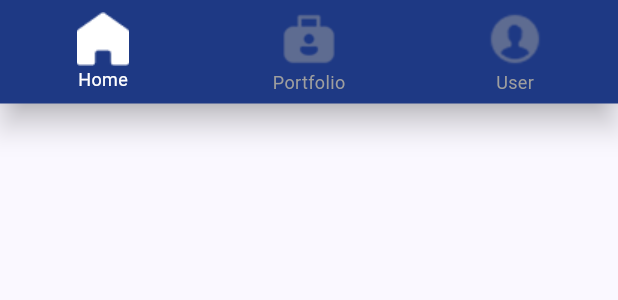
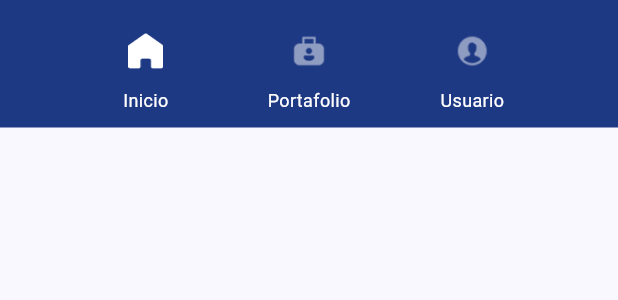
Before and after one commit to migguelarb1/FISIPRACTICA-GRUPO4, a Flutter app: the Footer widget shown alone on an empty page, opened directly, on a phone screen of 412 x 824 dp. Shown: the top 300 px of the screen. Run offline on Flutter 3.47's test engine with Material 3 defaults, Android fonts, the phone set to English and light mode, and no system bars.

Commit message:
Implementar arquitectura feature-first

```diff
--- /dev/null
+++ b/lib/app/constants/constants.dart
@@ -0,0 +1,12 @@
+import 'package:flutter/material.dart';
+
+class AppColors {
+  static const Color primary = Color(0xFF1E3984);
+  static const Color secondary = Color(0xFFDBE2F6);
+  static const Color background = Color(0xFFF5F5F5);
+  static const Color cardBackground = Color(0xFFDBE2F6);
+  static const Color grayButton = Color(0xFFD5D5D5);
+
+  // Private constructor to prevent instantiation
+  AppColors._();
+}
--- a/lib/app/core/core.dart
+++ b/lib/app/core/core.dart
@@ -0,0 +1,5 @@
+// Constants
+export '../constants/constants.dart';
+
+// Routes
+export '../routes/routes.dart';
--- a/lib/app/routes/routes.dart
+++ b/lib/app/routes/routes.dart
@@ -0,0 +1,19 @@
+import 'package:flutter/material.dart';
+import 'package:flutter_app/features/auth/screens/login_screen.dart';
+import 'package:flutter_app/features/dashboard/screens/home_admin_screen.dart';
+import 'package:flutter_app/features/students/screens/estudiantes_screen.dart';
+
+class AppRoutes {
+  static const String login = '/login';
+  static const String home = '/home';
+  static const String students = '/students';
+
+  static Map<String, WidgetBuilder> routes = {
+    login: (context) => const LoginScreen(),
+    home: (context) => const HomeScreen(),
+    students: (context) => const EstudiantesScreen(),
+  };
+
+  // Private constructor to prevent instantiation
+  AppRoutes._();
+}
--- a/lib/screens/login_screen.dart
+++ b/lib/features/auth/screens/login_screen.dart
@@ -1,5 +1,5 @@
 import 'package:flutter/material.dart';
-import '../widgets/header.dart';
+import '../../shared/widgets/header.dart';
 
 class LoginScreen extends StatelessWidget {
   const LoginScreen({super.key});
--- a/lib/widgets/login_form.dart
+++ b/lib/features/auth/widgets/login_form.dart
@@ -1,5 +1,5 @@
 import 'package:flutter/material.dart';
-import '../screens/home_admin_screen.dart';
+import '../../dashboard/screens/home_admin_screen.dart';
 
 class LoginForm extends StatefulWidget {
   const LoginForm({super.key});
--- /dev/null
+++ b/lib/features/features.dart
@@ -0,0 +1,13 @@
+// Auth Feature
+export 'auth/screens/login_screen.dart';
+export 'auth/widgets/login_form.dart';
+
+// Dashboard Feature
+export 'dashboard/screens/home_admin_screen.dart';
+
+// Students Feature
+export 'students/screens/estudiantes_screen.dart';
+
+// Shared Components
+export 'shared/widgets/header.dart';
+export 'shared/widgets/footer.dart';
--- /dev/null
+++ b/lib/features/shared/widgets/footer.dart
@@ -0,0 +1,96 @@
+import 'package:flutter/material.dart';
+
+class Footer extends StatelessWidget {
+  const Footer({super.key});
+
+  @override
+  Widget build(BuildContext context) {
+    return Container(
+      padding: EdgeInsets.symmetric(vertical: 10.0, horizontal: 16.0),
+      decoration: BoxDecoration(
+        color: Color(0xFF1E3984),
+        boxShadow: [
+          BoxShadow(
+            color: Colors.grey.withValues(alpha: 0.5),
+            blurRadius: 0,
+            offset: Offset(0, -3),
+          ),
+        ],
+      ),
+      child: Row(
+        mainAxisAlignment: MainAxisAlignment.spaceEvenly,
+        children: <Widget>[
+          Column(
+            mainAxisSize: MainAxisSize.min,
+            children: <Widget>[
+              IconButton(
+                icon: Image.asset(
+                  'assets/home_icon.png',
+                  width: 24,
+                  height: 24,
+                  color: Colors.white,
+                ),
+                onPressed: () {
+                  // Acción para el icono de inicio
+                },
+              ),
+              Text(
+                'Inicio',
+                style: TextStyle(
+                  color: Colors.white,
+                  fontSize: 12,
+                ),
+              ),
+            ],
+          ),
+          Column(
+            mainAxisSize: MainAxisSize.min,
+            children: <Widget>[
+              IconButton(
+                icon: Image.asset(
+                  'assets/portfolio_icon.png',
+                  width: 24,
+                  height: 24,
+                  color: Colors.white,
+                ),
+                onPressed: () {
+                  // Acción para el icono de portafolio
+                },
+              ),
+              Text(
+                'Portafolio',
+                style: TextStyle(
+                  color: Colors.white,
+                  fontSize: 12,
+                ),
+              ),
+            ],
+          ),
+          Column(
+            mainAxisSize: MainAxisSize.min,
+            children: <Widget>[
+              IconButton(
+                icon: Image.asset(
+                  'assets/user_icon.png',
+                  width: 24,
+                  height: 24,
+                  color: Colors.white,
+                ),
+                onPressed: () {
+                  // Acción para el icono de usuario
+                },
+              ),
+              Text(
+                'Usuario',
+                style: TextStyle(
+                  color: Colors.white,
+                  fontSize: 12,
+                ),
+              ),
+            ],
+          ),
+        ],
+      ),
+    );
+  }
+}
--- a/lib/widgets/header.dart
+++ b/lib/features/shared/widgets/header.dart
@@ -1,5 +1,5 @@
 import 'package:flutter/material.dart';
-import '../widgets/login_form.dart';
+import '../../auth/widgets/login_form.dart';
 
 class Header extends StatelessWidget {
   const Header({super.key});
@@ -37,19 +37,6 @@ class Header extends StatelessWidget {
               ],
             ),
           ),
-          /*actions: <Widget>[
-            TextButton(
-              child: Text(
-                'Cerrar',
-                style: TextStyle(
-                  color: Color(0xFF1E3984),
-                ),
-              ),
-              onPressed: () {
-                Navigator.of(context).pop();
-              },
-            ),
-          ],*/
         );
       },
     );
--- a/lib/screens/estudiantes_screen.dart
+++ b/lib/features/students/screens/estudiantes_screen.dart
@@ -1,6 +1,6 @@
 import 'package:flutter/material.dart';
-import '../widgets/header.dart';
-import '../widgets/footer.dart';
+import '../../shared/widgets/header.dart';
+import '../../shared/widgets/footer.dart';
 
 class EstudiantesScreen extends StatefulWidget {
   const EstudiantesScreen({super.key});
@@ -248,15 +248,9 @@ class EstudiantesScreenState extends State<EstudiantesScreen> {
               ),
             ],
           ),
-          Footer(),
         ],
       ),
+      bottomNavigationBar: Footer(),
     );
   }
-
-  @override
-  void dispose() {
-    _scrollController.dispose();
-    super.dispose();
 }
-}
--- a/lib/main.dart
+++ b/lib/main.dart
@@ -1,5 +1,6 @@
 import 'package:flutter/material.dart';
-import 'screens/login_screen.dart';
+import 'app/core/core.dart';
+import 'features/auth/screens/login_screen.dart';
 
 void main() {
   runApp(const MyApp());
@@ -11,11 +12,13 @@ class MyApp extends StatelessWidget {
   @override
   Widget build(BuildContext context) {
     return MaterialApp(
-      title: 'Flutter Demo',
+      title: 'FISI Práctica - Grupo 4',
       theme: ThemeData(
-        colorScheme: ColorScheme.fromSeed(seedColor: const Color(0xFF1E3984)),
+        colorScheme: ColorScheme.fromSeed(seedColor: AppColors.primary),
         useMaterial3: true,
       ),
+      initialRoute: AppRoutes.login,
+      routes: AppRoutes.routes,
       home: const LoginScreen(),
     );
   }
--- a/lib/widgets/footer.dart
+++ /dev/null
@@ -1,95 +0,0 @@
-import 'package:flutter/material.dart';
-
-class Footer extends StatefulWidget {
-  const Footer({super.key});
-
-  @override
-  FooterState createState() => FooterState();
-}
-
-class FooterState extends State<Footer> {
-  int _selectedIndex = 0;
-
-  void _onItemTapped(int index) {
-    setState(() {
-      _selectedIndex = index;
-    });
-  }
-
-  @override
-  Widget build(BuildContext context) {
-    return BottomNavigationBar(
-      currentIndex: _selectedIndex,
-      onTap: _onItemTapped,
-      backgroundColor: Color(0xFF1E3984),
-      selectedItemColor: Colors.white,
-      unselectedItemColor: Colors.grey,
-      selectedLabelStyle: TextStyle(fontSize: 12),
-      unselectedLabelStyle: TextStyle(fontSize: 12),
-      showUnselectedLabels: true,
-      type: BottomNavigationBarType.fixed,
-      items: [
-        BottomNavigationBarItem(
-          icon: Image.asset('assets/home_icon.png',
-              color: _selectedIndex == 0 ? Colors.white : Colors.grey),
-          label: 'Home',
-        ),
-        BottomNavigationBarItem(
-          icon: Image.asset('assets/portfolio_icon.png',
-              color: _selectedIndex == 1 ? Colors.white : Colors.grey),
-          label: 'Portfolio',
-        ),
-        BottomNavigationBarItem(
-          icon: Image.asset('assets/user_icon.png',
-              color: _selectedIndex == 2 ? Colors.white : Colors.grey),
-          label: 'User',
-        ),
-      ],
-    );
-    /* Container(
-      padding: EdgeInsets.all(16.0),
-      decoration: BoxDecoration(
-        color: Color(0xFF1E3984),
-        boxShadow: [
-          BoxShadow(
-            color: Colors.grey.withValues(alpha: 0.5),
-            blurRadius: 7,
-            offset: Offset(0, -3),
-          ),
-        ],
-      ),
-      child: Row(
-        mainAxisAlignment: MainAxisAlignment.spaceAround,
-        children: <Widget>[
-          IconButton(
-            icon: Image.asset(
-              'assets/home_icon.png',
-              color: _selectedIndex == 0 ? Colors.white : Colors.grey,
-            ),
-            onPressed: () {
-              _onItemTapped(0);
-            },
-          ),
-          IconButton(
-            icon: Image.asset(
-              'assets/portfolio_icon.png',
-              color: _selectedIndex == 1 ? Colors.white : Colors.grey,
-            ),
-            onPressed: () {
-              _onItemTapped(1);
-            },
-          ),
-          IconButton(
-            icon: Image.asset(
-              'assets/user_icon.png',
-              color: _selectedIndex == 2 ? Colors.white : Colors.grey,
-            ),
-            onPressed: () {
-              _onItemTapped(2);
-            },
-          ),
-        ],
-      ),
-    ); */
-  }
-}
```
Also changed, not shown: lib/features/dashboard/screens/home_admin_screen.dart (renamed from lib/screens/home_admin_screen.dart, +3 -4 lines). Lines whose indentation alone changed are shown as unchanged.
